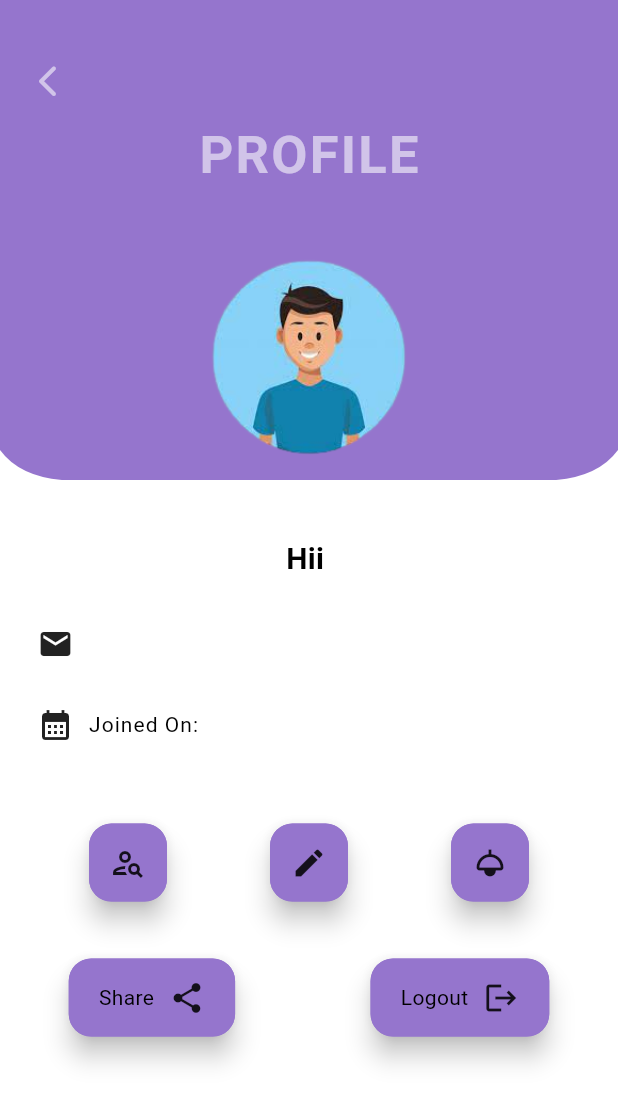
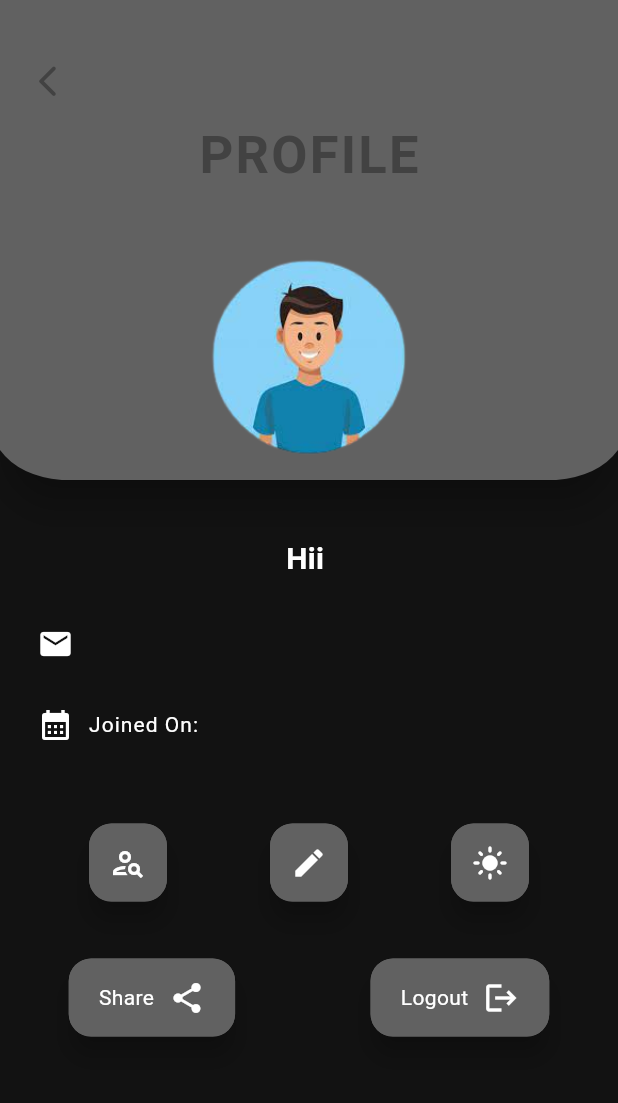
Before and after one commit to Perumallpardhiv/Fitness_Trinetra_Flutter, a Flutter app: the ProfileScreen screen opened directly, after a tap on the "light" icon, on a phone screen of 412 x 824 dp. Shown: the top 1103 px of the screen. Run offline on Flutter 3.47's test engine with Material 2 defaults, Android fonts, the light colour scheme and no system bars; our stand-ins replace animated_text_kit, cloud_firestore, curved_navigation_bar, firebase_auth, firebase_core, fl_chart and 6 more; accounts and stored records are empty; project files that could hold a hidden picture were left out.

Commit message:
some more updates

```diff
--- a/lib/main.dart
+++ b/lib/main.dart
@@ -1,13 +1,26 @@
 import 'package:firebase_core/firebase_core.dart';
 import 'package:flutter/material.dart';
 import 'package:flutter/services.dart';
+import 'package:provider/provider.dart';
 import 'package:trinetraflutter/introScreens/splash.dart';
 import 'package:trinetraflutter/theme_data.dart';
+import 'package:trinetraflutter/theme_provider.dart';
 
 void main() async {
   WidgetsFlutterBinding.ensureInitialized();
+  await SystemChrome.setPreferredOrientations([
+    DeviceOrientation.portraitUp,
+    DeviceOrientation.portraitDown,
+  ]);
   await Firebase.initializeApp();
-  runApp(const MyApp());
+  runApp(
+    MultiProvider(
+      providers: [
+        ChangeNotifierProvider(create: (context) => ThemeProvider()),
+      ],
+      child: MyApp(),
+    ),
+  );
 }
 
 class MyApp extends StatelessWidget {
@@ -15,17 +28,17 @@ class MyApp extends StatelessWidget {
 
   @override
   Widget build(BuildContext context) {
-    SystemChrome.setPreferredOrientations([
-      DeviceOrientation.portraitUp,
-      DeviceOrientation.portraitDown,
-    ]);
-
-    return MaterialApp(
-      debugShowCheckedModeBanner: false,
-      title: 'Flutter Demo',
-      theme: lightTheme,
-      darkTheme: darkTheme,
-      home: Splash(),
+    return Consumer<ThemeProvider>(
+      builder: (context, value, child) {
+        return MaterialApp(
+          debugShowCheckedModeBanner: false,
+          title: 'Flutter Demo',
+          themeMode: value.themeMode,
+          theme: MyThemes().lightTheme,
+          darkTheme: MyThemes().darkTheme,
+          home: Splash(),
+        );
+      },
     );
   }
 }
--- a/lib/screens/profileScreen.dart
+++ b/lib/screens/profileScreen.dart
@@ -1,10 +1,12 @@
 import 'package:cloud_firestore/cloud_firestore.dart';
 import 'package:firebase_auth/firebase_auth.dart';
 import 'package:flutter/material.dart';
+import 'package:provider/provider.dart';
 import 'package:share_plus/share_plus.dart';
 import 'package:shared_preferences/shared_preferences.dart';
 import 'package:trinetraflutter/auth/auth.dart';
 import 'package:trinetraflutter/auth/signin.dart';
+import 'package:trinetraflutter/theme_provider.dart';
 
 class ProfileScreen extends StatefulWidget {
   ProfileScreen({super.key});
@@ -19,18 +21,27 @@ class _ProfileScreenState extends State<ProfileScreen> {
   @override
   Widget build(BuildContext context) {
     final user = FirebaseAuth.instance.currentUser;
+    final themeProvider = Provider.of<ThemeProvider>(context, listen: false);
+
     return Scaffold(
       body: SingleChildScrollView(
         child: Stack(
           children: [
-            ClipPath(
+            Material(
+              elevation: 10,
+              borderRadius: const BorderRadius.only(
+                bottomLeft: Radius.circular(40),
+                bottomRight: Radius.circular(40),
+              ),
+              child: ClipPath(
                 clipper: Clip1Clipper(),
                 child: Container(
                   height: 320,
                   color: Theme.of(context).colorScheme.tertiary,
                 ),
               ),
-            Container(
+            ),
+            SizedBox(
               width: MediaQuery.of(context).size.width,
               child: StreamBuilder(
                 stream: FirebaseFirestore.instance
@@ -153,7 +164,7 @@ class _ProfileScreenState extends State<ProfileScreen> {
                               children: [
                                 GestureDetector(
                                   onTap: () async {},
-                                  child: Container(
+                                  child: SizedBox(
                                     height: 60,
                                     width: 60,
                                     child: Card(
@@ -179,7 +190,7 @@ class _ProfileScreenState extends State<ProfileScreen> {
                                 ),
                                 GestureDetector(
                                   onTap: () async {},
-                                  child: Container(
+                                  child: SizedBox(
                                     height: 60,
                                     width: 60,
                                     child: Card(
@@ -203,8 +214,12 @@ class _ProfileScreenState extends State<ProfileScreen> {
                                   ),
                                 ),
                                 GestureDetector(
-                                  onTap: () {},
-                                  child: Container(
+                                  onTap: () {
+                                    themeProvider.themeMode == ThemeMode.light
+                                        ? themeProvider.toggleTheme(true)
+                                        : themeProvider.toggleTheme(false);
+                                  },
+                                  child: SizedBox(
                                     height: 60,
                                     width: 60,
                                     child: Card(
@@ -213,7 +228,8 @@ class _ProfileScreenState extends State<ProfileScreen> {
                                             .colorScheme
                                             .tertiary,
                                         shape: RoundedRectangleBorder(
-                                        borderRadius: BorderRadius.circular(15),
+                                          borderRadius:
+                                              BorderRadius.circular(15),
                                           side: BorderSide(
                                             width: 1.5,
                                             color: Theme.of(context)
@@ -221,10 +237,16 @@ class _ProfileScreenState extends State<ProfileScreen> {
                                                 .tertiary,
                                           ),
                                         ),
-                                      child: const Center(
-                                        child: Icon(Icons.light),
-                                      ),
-                                    ),
+                                        child: Consumer<ThemeProvider>(
+                                          builder: (context, value, child) {
+                                            return Center(
+                                              child: value.themeMode ==
+                                                      ThemeMode.light
+                                                  ? Icon(Icons.light)
+                                                  : Icon(Icons.light_mode),
+                                            );
+                                          },
+                                        )),
                                   ),
                                 ),
                               ],
@@ -285,7 +307,7 @@ class _ProfileScreenState extends State<ProfileScreen> {
                                         await SharedPreferences.getInstance();
                                     prefs.setBool('isLogged', false);
                                   },
-                                  child: Container(
+                                  child: SizedBox(
                                     height: 60,
                                     child: Card(
                                       elevation: 7,
--- a/lib/theme_data.dart
+++ b/lib/theme_data.dart
@@ -1,12 +1,12 @@
 import 'package:flutter/material.dart';
 
+class MyThemes {
   ThemeData lightTheme = ThemeData(
     colorScheme: ColorScheme.light(
         background: Colors.deepPurple.shade100,
         primary: Colors.deepPurple,
         secondary: Colors.grey.shade800,
-    tertiary: Colors.deepPurple.shade300
-  ),
+        tertiary: Colors.deepPurple.shade300),
     useMaterial3: true,
     brightness: Brightness.light,
   );
@@ -16,8 +16,8 @@ ThemeData darkTheme = ThemeData(
         background: Colors.grey.shade800,
         primary: Colors.grey.shade500,
         secondary: Colors.grey.shade300,
-    tertiary: Colors.grey.shade700
-  ),
+        tertiary: Colors.grey.shade700),
     useMaterial3: true,
     brightness: Brightness.dark,
   );
+}
--- /dev/null
+++ b/lib/theme_provider.dart
@@ -0,0 +1,10 @@
+import 'package:flutter/material.dart';
+
+class ThemeProvider extends ChangeNotifier {
+  ThemeMode themeMode = ThemeMode.light;
+
+  void toggleTheme(bool isOn) {
+    themeMode = isOn ? ThemeMode.dark : ThemeMode.light;
+    notifyListeners();
+  }
+}
--- a/pubspec.yaml
+++ b/pubspec.yaml
@@ -47,6 +47,7 @@ dependencies:
   pie_chart: ^5.3.2
   fl_chart: ^0.63.0
   share_plus: ^7.0.2
+  provider: ^6.0.5w
 
 
 dev_dependencies:
```
Also changed, not shown: pubspec.lock. Lines whose indentation alone changed are shown as unchanged.
